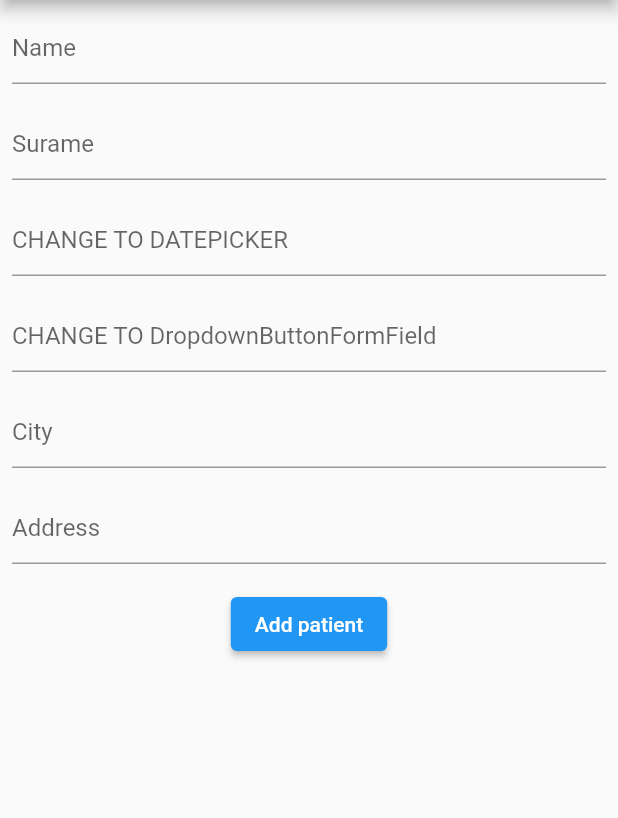
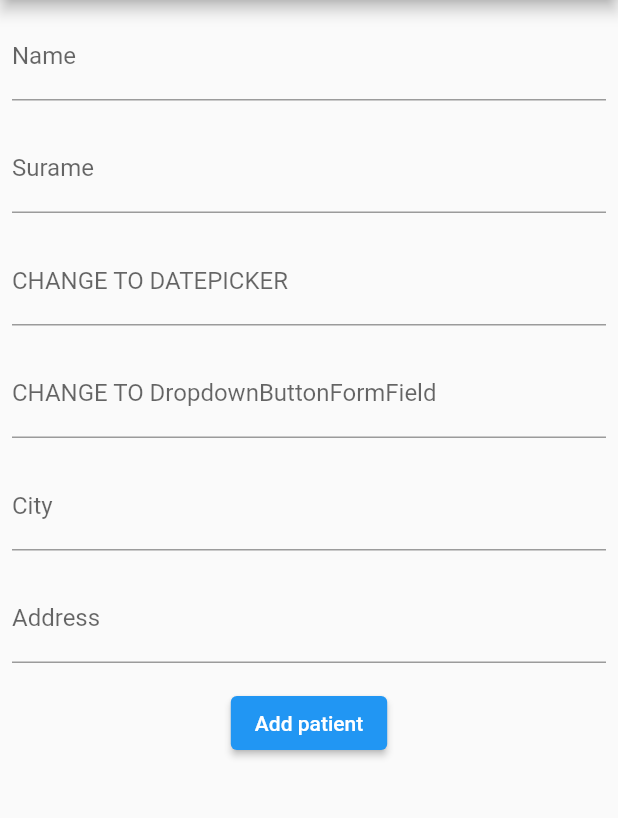
Before and after one commit to fforjan7/care_mate, a Flutter app: the PatientAddView screen opened by its route, on a phone screen of 412 x 824 dp, the part 84-902 px from its top. Run offline on Flutter 3.47's test engine with Material 2 defaults, Android fonts, the phone set to English and light mode, and no system bars; our stand-ins replace cloud_firestore, email_validator, firebase_auth, firebase_core, flutter_riverpod, freezed_annotation and 3 more; accounts and stored records are empty.

Commit message:
refactoring and reusing custom text form field, adding admins privilege items on the screen

```diff
--- a/lib/ui/views/home/home_view.dart
+++ b/lib/ui/views/home/home_view.dart
@@ -26,6 +26,7 @@ class _HomeViewState extends ConsumerState<HomeView> {
   @override
   Widget build(BuildContext context) {
     var provider = ref.watch(userProvider);
+    print(provider.isAdmin);
     return Scaffold(
       appBar: AppBar(
         title: const Text("Patients management"),
--- a/lib/ui/views/patient_add/patient_add_view.dart
+++ b/lib/ui/views/patient_add/patient_add_view.dart
@@ -60,7 +60,7 @@ class _PatientAddViewState extends ConsumerState<PatientAddView> {
                       Padding(
                         padding: const EdgeInsets.symmetric(vertical: 8.0),
                         child: CustomTextFormField(
-                          hintText: "Name",
+                          labelText: "Name",
                           onChanged: (value) {
                             ref
                                 .read(patientAddProvider.notifier)
@@ -71,7 +71,7 @@ class _PatientAddViewState extends ConsumerState<PatientAddView> {
                       Padding(
                         padding: const EdgeInsets.symmetric(vertical: 8.0),
                         child: CustomTextFormField(
-                          hintText: "Surame",
+                          labelText: "Surame",
                           onChanged: (value) {
                             ref
                                 .read(patientAddProvider.notifier)
@@ -82,7 +82,7 @@ class _PatientAddViewState extends ConsumerState<PatientAddView> {
                       Padding(
                         padding: const EdgeInsets.symmetric(vertical: 8.0),
                         child: CustomTextFormField(
-                          hintText: "CHANGE TO DATEPICKER",
+                          labelText: "CHANGE TO DATEPICKER",
                           onChanged: (value) {
                             ref
                                 .read(patientAddProvider.notifier)
@@ -93,7 +93,7 @@ class _PatientAddViewState extends ConsumerState<PatientAddView> {
                       Padding(
                         padding: const EdgeInsets.symmetric(vertical: 8.0),
                         child: CustomTextFormField(
-                          hintText: "CHANGE TO DropdownButtonFormField",
+                          labelText: "CHANGE TO DropdownButtonFormField",
                           onChanged: (value) {
                             ref
                                 .read(patientAddProvider.notifier)
@@ -104,7 +104,7 @@ class _PatientAddViewState extends ConsumerState<PatientAddView> {
                       Padding(
                         padding: const EdgeInsets.symmetric(vertical: 8.0),
                         child: CustomTextFormField(
-                          hintText: "City",
+                          labelText: "City",
                           onChanged: (value) {
                             ref
                                 .read(patientAddProvider.notifier)
@@ -115,7 +115,7 @@ class _PatientAddViewState extends ConsumerState<PatientAddView> {
                       Padding(
                         padding: const EdgeInsets.symmetric(vertical: 8.0),
                         child: CustomTextFormField(
-                          hintText: "Address",
+                          labelText: "Address",
                           onChanged: (value) {
                             ref
                                 .read(patientAddProvider.notifier)
--- a/lib/ui/widgets/custom_text_form_field.dart
+++ b/lib/ui/widgets/custom_text_form_field.dart
@@ -4,13 +4,13 @@ import 'package:flutter/services.dart';
 class CustomTextFormField extends StatelessWidget {
   const CustomTextFormField({
     required this.onChanged,
-    required this.hintText,
+    required this.labelText,
     this.initialValue,
     super.key,
   });
 
   final Function(String) onChanged;
-  final String hintText;
+  final String labelText;
   final String? initialValue;
 
   @override
@@ -18,9 +18,7 @@ class CustomTextFormField extends StatelessWidget {
     return TextFormField(
       onChanged: onChanged,
       initialValue: initialValue,
-      decoration: InputDecoration(
-        hintText: hintText,
-      ),
+      decoration: InputDecoration(labelText: labelText),
       validator: (value) {
         return value!.isEmpty ? "This field cannot be empty" : null;
       },
```
Also changed, not shown: lib/ui/views/hospital_layout/floors_view.dart (+16 -6 lines), lib/ui/widgets/custom_popup.dart (+9 -14 lines).
